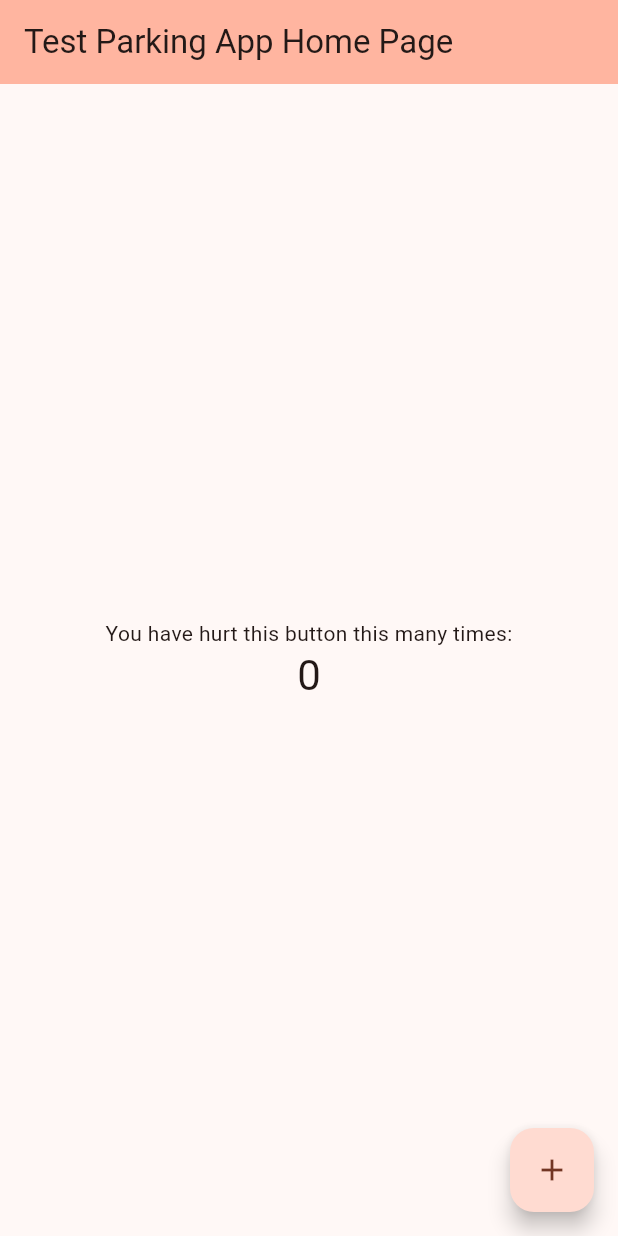
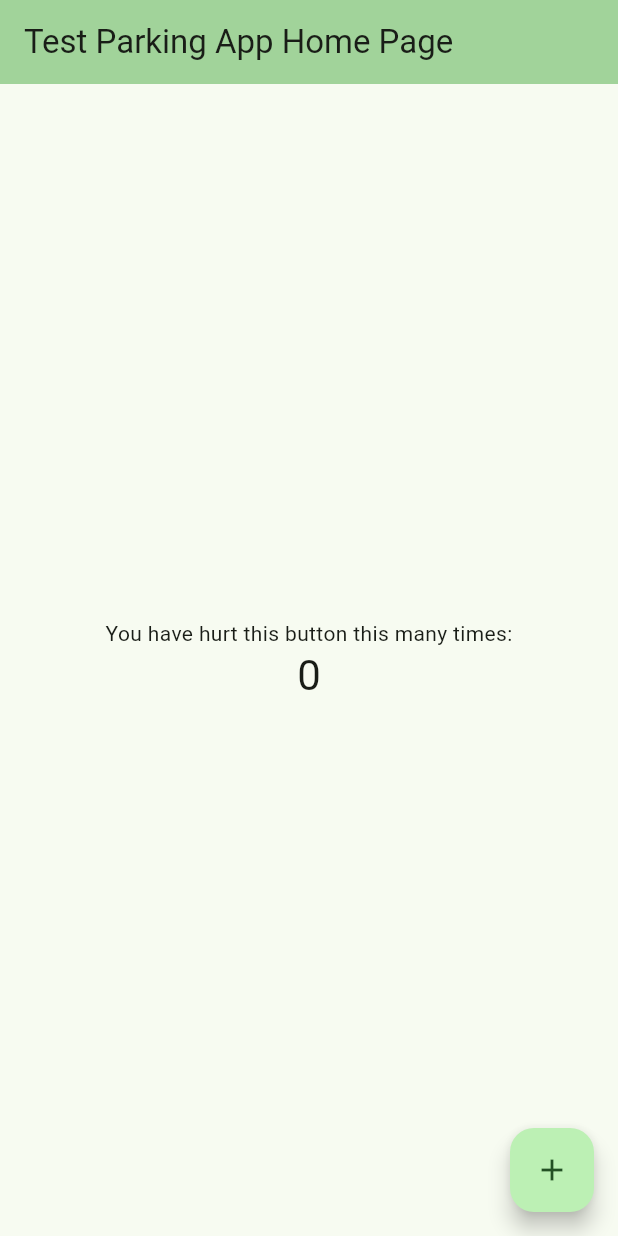
Before and after one commit to thebuildersproject/Builders, a Flutter app: the screen it shows after launch, on a phone screen of 412 x 824 dp. Run offline on Flutter 3.47's test engine with Material 3 defaults, Android fonts, the phone set to English and light mode, and no system bars.

```diff
--- a/lib/main.dart
+++ b/lib/main.dart
@@ -12,7 +12,7 @@ class MyApp extends StatelessWidget {
     return MaterialApp(
       title: 'Parking App',
       theme: ThemeData(
-        colorScheme: ColorScheme.fromSeed(seedColor: Colors.deepOrange),
+        colorScheme: ColorScheme.fromSeed(seedColor: Colors.green),
         useMaterial3: true,
       ),
       home: const MyHomePage(title: 'Test Parking App Home Page'),
```
